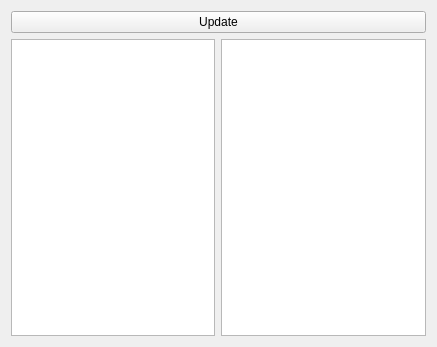
The window that mainwindow.ui (IJHack/QtPass) describes before a commit, drawn with Qt 5.
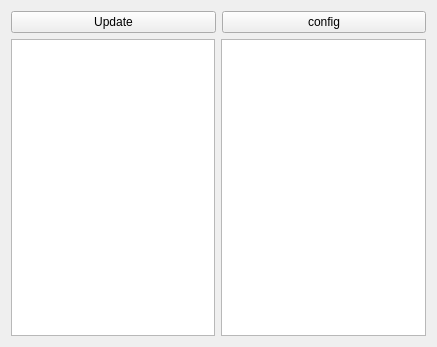
The same window after the commit.

What changed in the file:
```diff
--- a/mainwindow.ui
+++ b/mainwindow.ui
@@ -16,11 +16,22 @@
   <widget class="QWidget" name="centralWidget">
    <layout class="QVBoxLayout" name="verticalLayout">
     <item>
+     <layout class="QHBoxLayout" name="horizontalLayout_2">
+      <item>
      <widget class="QPushButton" name="pushButton">
       <property name="text">
        <string>Update</string>
       </property>
      </widget>
+      </item>
+      <item>
+       <widget class="QPushButton" name="pushButton_2">
+        <property name="text">
+         <string>config</string>
+        </property>
+       </widget>
+      </item>
+     </layout>
     </item>
     <item>
      <layout class="QHBoxLayout" name="horizontalLayout">
```
Lines whose indentation alone changed are shown as unchanged.
